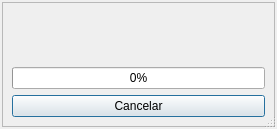
fallomermo/SmartSolution, file caixamensagemprogresso.ui: the form before one commit.
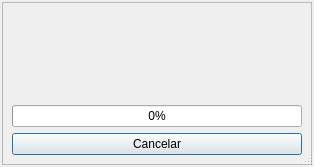
The form after the commit. Icons and pictures are not drawn.

```diff
--- a/caixamensagemprogresso.ui
+++ b/caixamensagemprogresso.ui
@@ -9,20 +9,20 @@
    <rect>
     <x>0</x>
     <y>0</y>
-    <width>277</width>
-    <height>129</height>
+    <width>314</width>
+    <height>167</height>
    </rect>
   </property>
   <property name="minimumSize">
    <size>
-    <width>277</width>
-    <height>129</height>
+    <width>314</width>
+    <height>167</height>
    </size>
   </property>
   <property name="maximumSize">
    <size>
-    <width>277</width>
-    <height>129</height>
+    <width>314</width>
+    <height>167</height>
    </size>
   </property>
   <property name="contextMenuPolicy">
```
Left out of the diff: 2 changed lines with no effect on the pictures.
